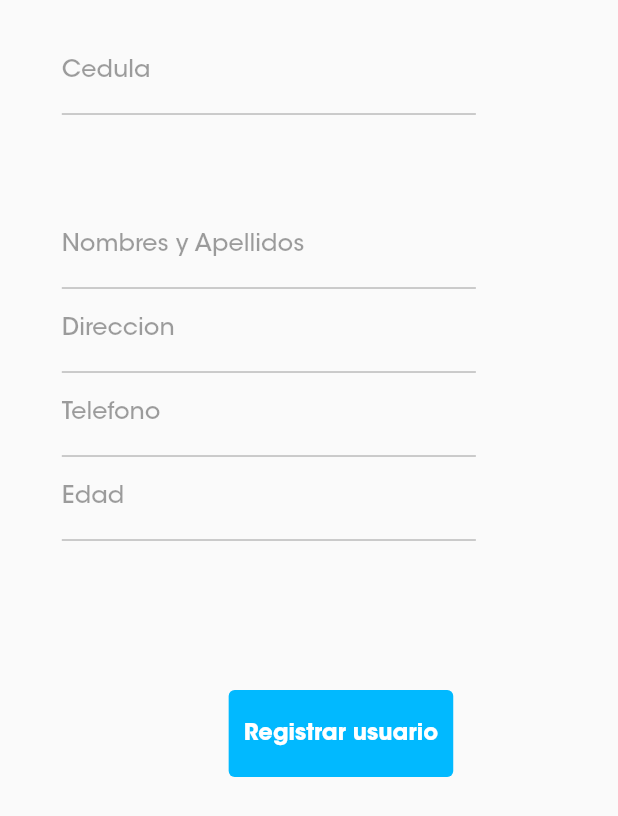
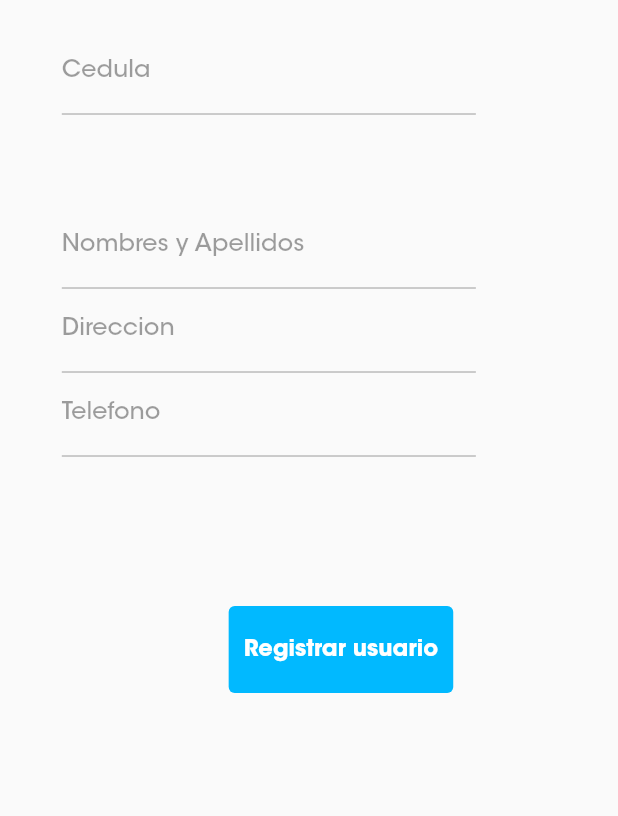
Before and after one commit to Ri-Shard/registrovot, a Flutter app: the UserRegister screen opened directly, on a phone screen of 412 x 824 dp. Shown: the top 816 px of the screen. Run offline on Flutter 3.47's test engine with Material 2 defaults, Android fonts, the phone set to English and light mode, and no system bars; our stand-ins replace awesome_dialog, cloud_firestore, dropdown_button2, equatable, firebase_auth, firebase_core and 8 more; missing offline and left inert: charts_painter, d_chart, dart:html, dart:js_interop, excel, excel_to_json; accounts and stored records are empty.

Commit message:
Delete age

```diff
--- a/lib/ui/screens/register/user_register.dart
+++ b/lib/ui/screens/register/user_register.dart
@@ -870,14 +870,14 @@ class _UserRegisterState extends State<UserRegister> {
                       input: TextInputType.number,
                       controller: telefono,
                       enable: enable)),
-              SizedBox(
-                  width:
-                      localwidth >= 800 ? localwidth * 0.24 : localwidth * 0.67,
-                  child: CustomTextForm(
-                      labelText: 'Edad',
-                      input: TextInputType.number,
-                      controller: edad,
-                      enable: enable)),
+              // SizedBox(
+              //     width:
+              //         localwidth >= 800 ? localwidth * 0.24 : localwidth * 0.67,
+              //     child: CustomTextForm(
+              //         labelText: 'Edad',
+              //         input: TextInputType.number,
+              //         controller: edad,
+              //         enable: enable)),
               Container(
                 height: 40,
               ),
```
